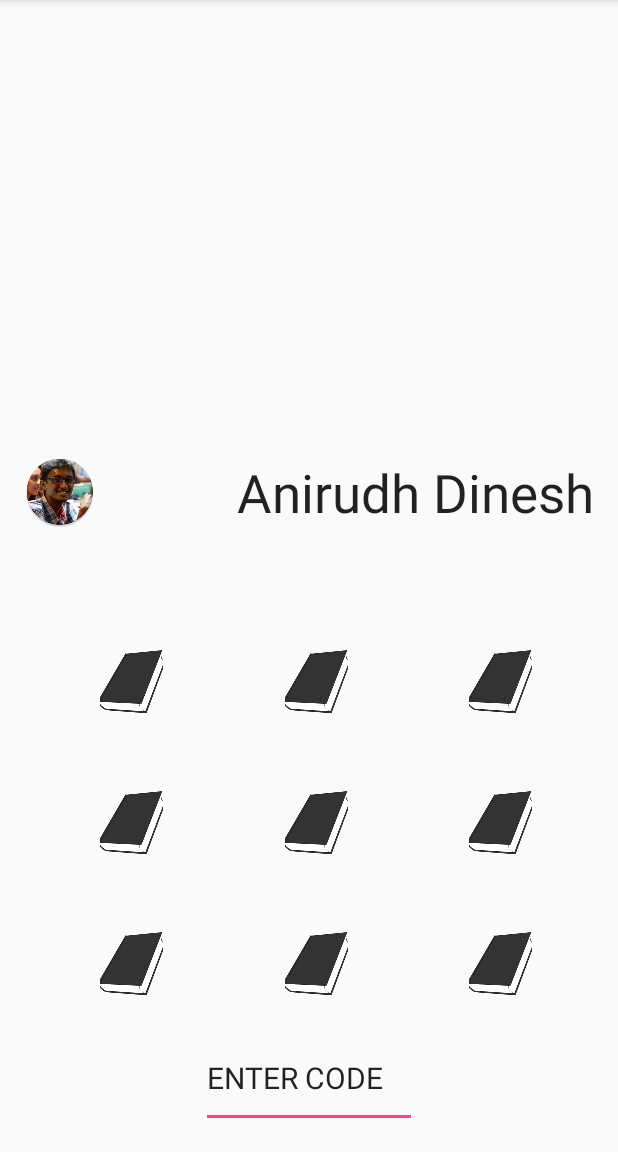
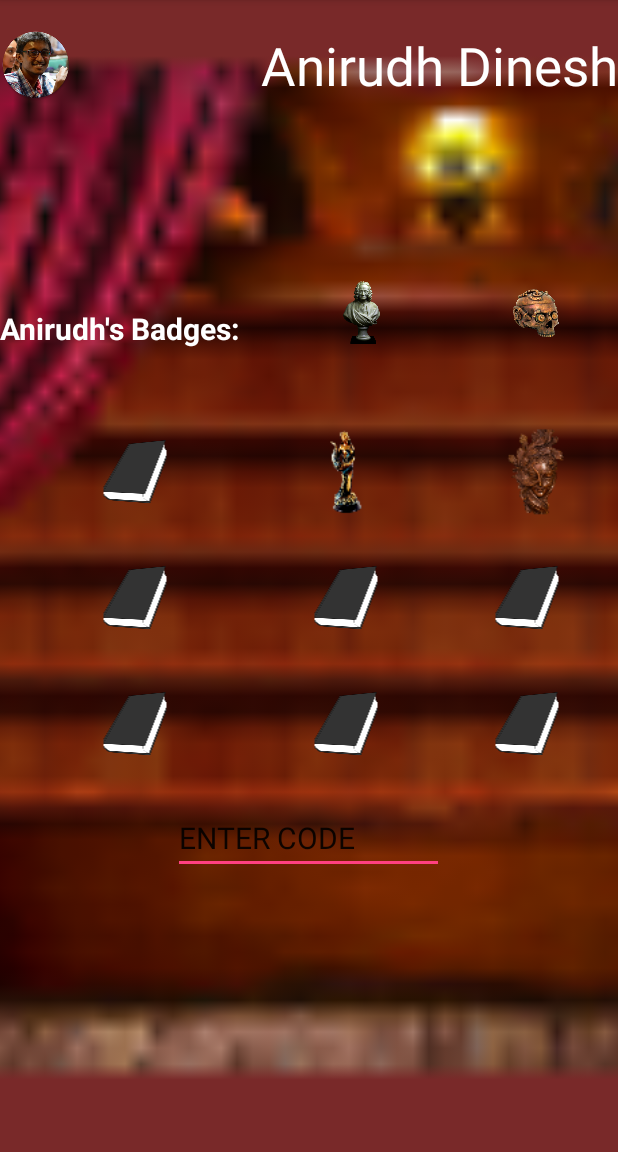
Before and after one commit to lesalon/android, an Android app: the GalleryActivity screen opened directly, with no data from a screen before it, on a phone screen of 412 x 824 dp, the part 84-1236 px from its top. Run offline under Robolectric (Android 15) with nearby library versions, the phone set to English and light mode, and no system bars.

Commit message:
Morning commit

```diff
--- a/app/src/main/java/com/lesalon/gallery/GalleryActivity.java
+++ b/app/src/main/java/com/lesalon/gallery/GalleryActivity.java
@@ -4,8 +4,10 @@ import android.net.Uri;
 import android.support.v7.app.AppCompatActivity;
 import android.os.Bundle;
 import android.widget.AbsListView;
+import android.widget.GridLayout;
 import android.widget.ImageView;
 import android.widget.QuickContactBadge;
+import android.widget.ScrollView;
 import android.widget.TableLayout;
 import android.widget.TableRow;
 
@@ -17,19 +19,6 @@ public class GalleryActivity extends AppCompatActivity {
     protected void onCreate(Bundle savedInstanceState) {
         super.onCreate(savedInstanceState);
         setContentView(R.layout.activity_gallery);
-        TableLayout table = new TableLayout(this);
-        for (int i = 0; i < mRows; i++) {
-
-            TableRow tr = new TableRow(mContext);
-
-            for (int j = 0; j < mCols; j++) {
-
-                ImageView view = new ImageView(this);
-                view.setImageResource(R.drawable.star_on);
-                tr.addView(view);
-            }
-            table.addView(tr);
-        }
 
 
     }
--- a/app/src/main/res/layout/activity_gallery.xml
+++ b/app/src/main/res/layout/activity_gallery.xml
@@ -1,30 +1,106 @@
 <?xml version="1.0" encoding="utf-8"?>
+
+
+
 <RelativeLayout xmlns:android="http://schemas.android.com/apk/res/android"
     xmlns:tools="http://schemas.android.com/tools" android:layout_width="match_parent"
-    android:layout_height="match_parent" android:paddingLeft="@dimen/activity_horizontal_margin"
-    android:paddingRight="@dimen/activity_horizontal_margin"
-    android:paddingTop="@dimen/activity_vertical_margin"
-    android:paddingBottom="@dimen/activity_vertical_margin"
-    tools:context="com.lesalon.gallery.GalleryActivity">
+    android:layout_height="match_parent"
+    android:fitsSystemWindows="true"
+    android:alwaysDrawnWithCache="false">
+    <ImageView
+        android:layout_width="match_parent"
+        android:layout_height="match_parent"
+        android:src="@mipmap/background"
+        android:layout_alignParentLeft="true"
+        android:adjustViewBounds="true"
+        android:scaleType="centerCrop"
+        android:background="#792929"
+        android:id="@+id/imageView2">
+    </ImageView>
 
 
+    <ScrollView
+        android:layout_width="fill_parent"
+        android:layout_height="400dp"
+        android:scrollbars="none"
+
+        android:layout_alignTop="@+id/textView"
+        android:layout_alignLeft="@+id/imageView2"
+        android:layout_alignStart="@+id/imageView2">
+
+    </ScrollView>
+    <TextView
+        android:layout_width="wrap_content"
+        android:layout_height="wrap_content"
+        android:textAppearance="?android:attr/textAppearanceLarge"
+        android:text="Anirudh Dinesh"
+        android:textSize="35dp"
+        android:id="@+id/textView"
+        android:layout_marginTop="20dp"
+        android:layout_alignRight="@+id/tableLayout"
+        android:layout_alignEnd="@+id/tableLayout"
+        android:textColor="#ffffff" />
+
+    <ImageView
+        android:layout_width="wrap_content"
+        android:layout_height="wrap_content"
+        android:id="@+id/imageView"
+        android:layout_alignParentLeft="true"
+        android:layout_alignBottom="@+id/textView"
+        android:src="@mipmap/profile_picture"
+        android:scaleType="center" />
 
     <TableLayout
         xmlns:android="http://schemas.android.com/apk/res/android"
         android:layout_width="match_parent"
-        android:layout_height="400dp"
+        android:layout_height="match_parent"
+        android:shrinkColumns="*"  android:stretchColumns="*"
+        android:gravity="center"
+        android:id="@+id/tableLayout"
+        android:layout_alignParentBottom="true"
+        android:layout_alignParentLeft="true"
+        android:layout_alignParentStart="false">
+        <TableRow
+            android:layout_width="wrap_content"
+            android:layout_height="wrap_content"
+            android:layout_above="@+id/tableLayout"
+            android:layout_centerHorizontal="true"
+            android:layout_marginBottom="10dp">
+            <TextView
+                android:layout_width="wrap_content"
+                android:layout_height="wrap_content"
+                android:textAppearance="?android:attr/textAppearanceMedium"
+                android:text="Anirudh's Badges: "
+                android:textSize="20dp"
+                android:id="@+id/textView2"
+                android:layout_above="@+id/tableLayout"
+                android:layout_alignParentLeft="true"
+                android:layout_alignParentStart="true"
+                android:textColor="#ffffff"
+                android:textStyle="bold"
+                android:layout_gravity="bottom" />
+            <ImageView
+                android:id="@+id/ImageView_10"
+                android:layout_toRightOf="@+id/textView2"
+                android:layout_above="@+id/tableLayout"
+                android:src="@mipmap/trophy_1"
+                android:scaleType="centerInside"
+                android:contentDescription="Image_1" />
+            <ImageView
+                android:id="@+id/ImageView_11"
+                android:layout_toRightOf="@+id/ImageView_10"
+                android:layout_above="@+id/tableLayout"
+                android:layout_marginLeft="10dp"
+                android:src="@mipmap/trophy_2"
+                android:scaleType="centerInside" />
 
-        android:shrinkColumns="*"  android:stretchColumns="*"
-        android:gravity="bottom"
-        android:layout_alignParentBottom="true"
-        android:id="@+id/tableLayout">
-
+        </TableRow>
 
         <TableRow
-            android:layout_height="wrap_content"
+            android:layout_height="fill_parent"
             android:layout_width="fill_parent"
             android:gravity="center_horizontal"
-            android:paddingBottom="10dp">
+            android:layout_marginTop="30dp">
             <ImageView
                 android:id="@+id/ImageView_1"
                 android:padding="18dip"
@@ -34,13 +110,16 @@
                 android:id="@+id/ImageView_2"
                 android:layout_marginRight="20dp"
                 android:padding="18dip"
-                android:src="@mipmap/book_tb"/>
+                android:src="@mipmap/buy_code"
+                android:scaleType="centerCrop" />
 
             <ImageView
-                android:id="@+id/ImageView_3"
-                android:padding="18dip"
+                android:id="@+id/hidden_lib"
                 android:layout_marginRight="10dp"
-                android:src="@mipmap/book_tb"/>
+                android:src="@mipmap/lib_hide"
+                android:padding="18dp"
+                android:hapticFeedbackEnabled="true"
+                android:scaleType="centerCrop" />
 
 
         </TableRow>
@@ -49,7 +128,7 @@
             android:id="@+id/tableRow1"
             android:layout_height="wrap_content"
             android:layout_width="match_parent"
-            android:paddingBottom="10dp">
+           >
 
             <ImageView
                 android:id="@+id/ImageView_4"
@@ -66,7 +145,7 @@
                 android:id="@+id/ImageView_6"
                 android:padding="18dip"
                 android:layout_marginRight="10dp"
-                android:src="@mipmap/book_tb"/>
+                android:src="@mipmap/book_tb" />
 
         </TableRow>
 
@@ -95,15 +174,15 @@
         </TableRow>
 
         <TableRow
-            android:layout_height="wrap_content"
+            android:layout_height="fill_parent"
             android:layout_width="fill_parent"
-            android:gravity="center_horizontal">
+            android:gravity="center_horizontal"
+            android:baselineAligned="false">
             <EditText
                 android:id="@+id/Code"
                 android:text="ENTER CODE"
                 android:textSize="20dp"
                 android:paddingTop="20dp"
-                android:paddingBottom="20dp"
                 android:inputType="text" />
 
 
@@ -112,23 +191,4 @@
 
     </TableLayout>
 
-    <TextView
-        android:layout_width="wrap_content"
-        android:layout_height="wrap_content"
-        android:textAppearance="?android:attr/textAppearanceLarge"
-        android:text="Anirudh Dinesh"
-        android:textSize="35dp"
-        android:id="@+id/textView"
-        android:layout_alignParentRight="true"
-        android:layout_above="@+id/tableLayout"
-        android:layout_centerHorizontal="true" />
-
-    <ImageView
-        android:layout_width="wrap_content"
-        android:layout_height="wrap_content"
-        android:id="@+id/imageView"
-        android:layout_alignParentLeft="true"
-        android:layout_alignBottom="@+id/textView"
-        android:src="@mipmap/profile_picture"/>
-
 </RelativeLayout>
```
Also changed, not shown: app/src/main/background-web.png, app/src/main/book_tb-web.png (added), app/src/main/profile_picture-web.png (added), app/src/main/trophy_1-web.png.
